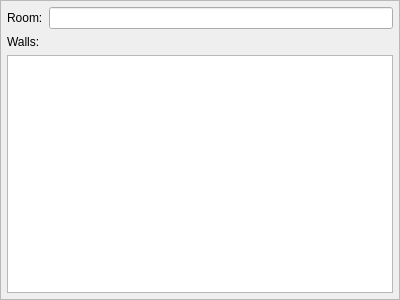
This is room.ui in millertime-homework/ERG-PropEditor as Qt 5 draws it before an edit. The edited form follows.
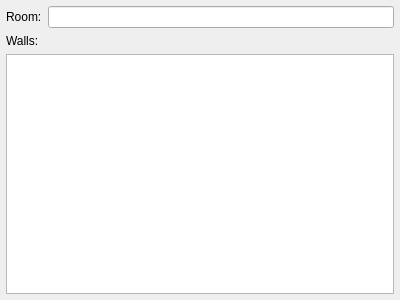
This is the edited form.

```diff
--- a/room.ui
+++ b/room.ui
@@ -23,7 +23,7 @@
    <item>
     <widget class="QFrame" name="normalFrame">
      <property name="frameShape">
-      <enum>QFrame::StyledPanel</enum>
+      <enum>QFrame::NoFrame</enum>
      </property>
      <property name="frameShadow">
       <enum>QFrame::Raised</enum>
@@ -42,7 +42,7 @@
       <item row="0" column="1">
        <widget class="QLineEdit" name="room">
         <property name="readOnly">
-         <bool>true</bool>
+         <bool>false</bool>
         </property>
        </widget>
       </item>
```
Left out of the diff: 2 changed lines with no effect on the pictures.
